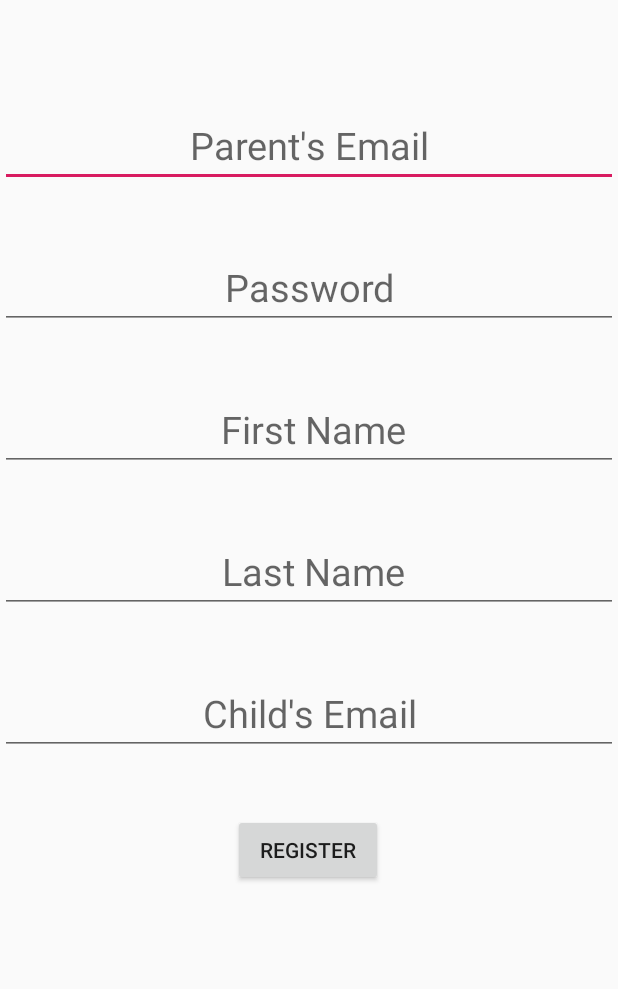
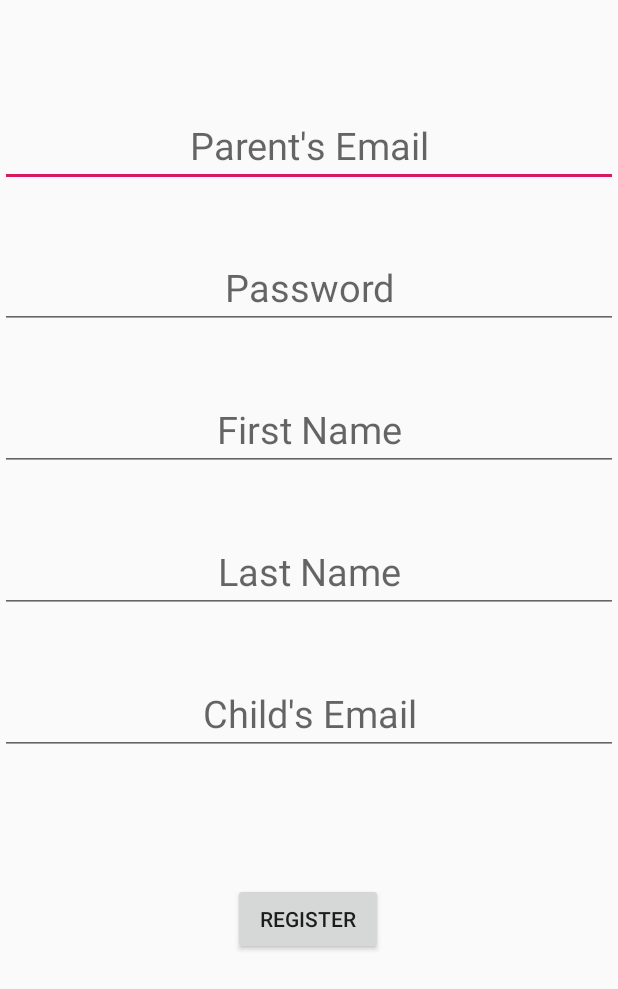
Before and after one commit to ashanettem/QuickMath, an Android app: the layout activity_admin_reg.xml on its own in the app's theme, with its tools: preview values and no code run, on a phone screen of 412 x 824 dp. Shown: the top 989 px of the screen. Run offline under Robolectric (Android 15) with nearby library versions, the phone set to English and light mode, and no system bars.

Commit message:
Removed Hard Code

```diff
--- a/app/src/main/res/layout/activity_admin_reg.xml
+++ b/app/src/main/res/layout/activity_admin_reg.xml
@@ -23,11 +23,12 @@
         android:layout_width="match_parent"
         android:layout_height="wrap_content"
         android:gravity="center"
-        android:hint="Parent's Email"
+        android:hint="@string/parent_s_email"
         android:inputType="textWebEmailAddress"
         android:textSize="25sp"
+        app:layout_constraintBottom_toTopOf="@+id/spacer2"
+
         app:layout_constraintHorizontal_bias="1.0"
-
         app:layout_constraintLeft_toLeftOf="parent"
         app:layout_constraintRight_toRightOf="parent"
         app:layout_constraintTop_toBottomOf="@+id/spacer1" />
@@ -48,13 +49,15 @@
         android:id="@+id/parRegPass"
         android:layout_width="match_parent"
         android:layout_height="wrap_content"
+        android:layout_marginBottom="1dp"
         android:gravity="center"
-        android:hint="Password"
+        android:hint="@string/password"
         android:inputType="textPassword"
         android:textSize="25sp"
+        app:layout_constraintBottom_toTopOf="@+id/spacer3"
+
         app:layout_constraintHorizontal_bias="0.0"
         app:layout_constraintLeft_toLeftOf="parent"
-
         app:layout_constraintRight_toRightOf="parent"
         app:layout_constraintTop_toBottomOf="@+id/spacer2" />
 
@@ -76,12 +79,13 @@
         android:layout_width="match_parent"
         android:layout_height="wrap_content"
         android:gravity="center"
-        android:hint=" First Name"
+        android:hint="@string/first_name"
         android:inputType="text"
         android:textSize="25dp"
+        app:layout_constraintBottom_toTopOf="@+id/spacer4"
         app:layout_constraintHorizontal_bias="0.0"
+
         app:layout_constraintLeft_toLeftOf="parent"
-
         app:layout_constraintRight_toRightOf="parent"
         app:layout_constraintTop_toBottomOf="@+id/spacer3" />
 
@@ -101,13 +105,15 @@
         android:id="@+id/lNameTxt"
         android:layout_width="match_parent"
         android:layout_height="wrap_content"
+        android:layout_marginBottom="1dp"
         android:gravity="center"
-        android:hint=" Last Name"
+        android:hint="@string/last_name"
         android:inputType="text"
         android:textSize="25dp"
+        app:layout_constraintBottom_toTopOf="@+id/spacer6"
+
         app:layout_constraintLeft_toLeftOf="parent"
         app:layout_constraintRight_toRightOf="parent"
-
         app:layout_constraintTop_toBottomOf="@+id/spacer4" />
 
 
@@ -129,12 +135,13 @@
         android:layout_width="match_parent"
         android:layout_height="wrap_content"
         android:gravity="center"
-        android:hint="Child's Email"
+        android:hint="@string/child_s_email"
         android:inputType="date"
         android:textSize="25dp"
+        app:layout_constraintBottom_toTopOf="@+id/spacer7"
         app:layout_constraintHorizontal_bias="0.0"
+
         app:layout_constraintLeft_toLeftOf="parent"
-
         app:layout_constraintRight_toRightOf="parent"
         app:layout_constraintTop_toBottomOf="@+id/spacer6" />
 
@@ -155,8 +162,10 @@
         android:id="@+id/btnReg"
         android:layout_width="100dp"
         android:layout_height="wrap_content"
+        android:layout_marginBottom="142dp"
         android:gravity="center"
-        android:text="register"
+        android:text="@string/register"
+        app:layout_constraintBottom_toBottomOf="parent"
         app:layout_constraintHorizontal_bias="0.498"
         app:layout_constraintLeft_toLeftOf="parent"
         app:layout_constraintRight_toRightOf="parent"
--- a/app/src/main/res/values/strings.xml
+++ b/app/src/main/res/values/strings.xml
@@ -10,4 +10,21 @@
     <string name="logout">LogOut</string>
     <string name="calculate">Calculate</string>
     <string name="plus">+</string>
+    <string name="parent_s_email">Parent\'s Email</string>
+    <string name="password">Password</string>
+    <string name="first_name">First Name</string>
+    <string name="last_name">Last Name</string>
+    <string name="child_s_email">Child\'s Email</string>
+    <string name="register">register</string>
+    <string name="dashboard">Dashboard</string>
+    <string name="administrator">Administrator:</string>
+    <string name="child_results">Child Results</string>
+    <string name="create_exam">Create Exam</string>
+    <string name="questionOne">How Many Questions?</string>
+    <string name="questionTwo">Select Your Operator:</string>
+    <string name="addition">Addition</string>
+    <string name="subtraction">Subtraction</string>
+    <string name="multiplication">Multiplication</string>
+    <string name="division">Division</string>
+    <string name="submit">CREATE</string>
 </resources>
```
Also changed, not shown: app/src/main/res/layout/activity_admin_dash.xml (+4 -4 lines).
